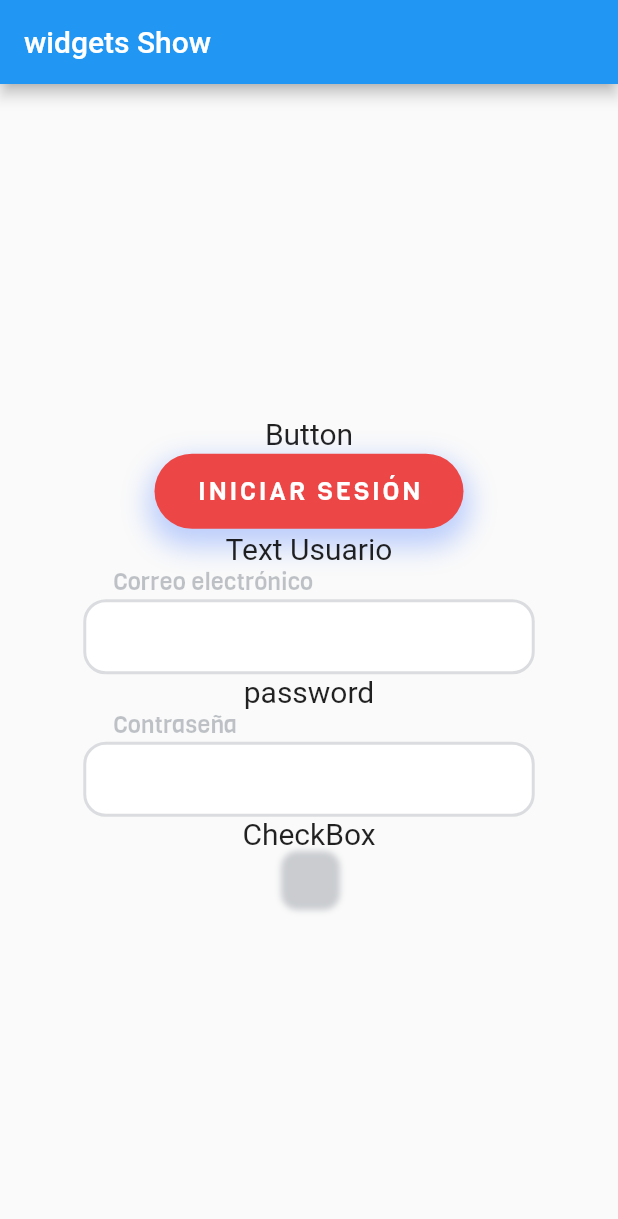
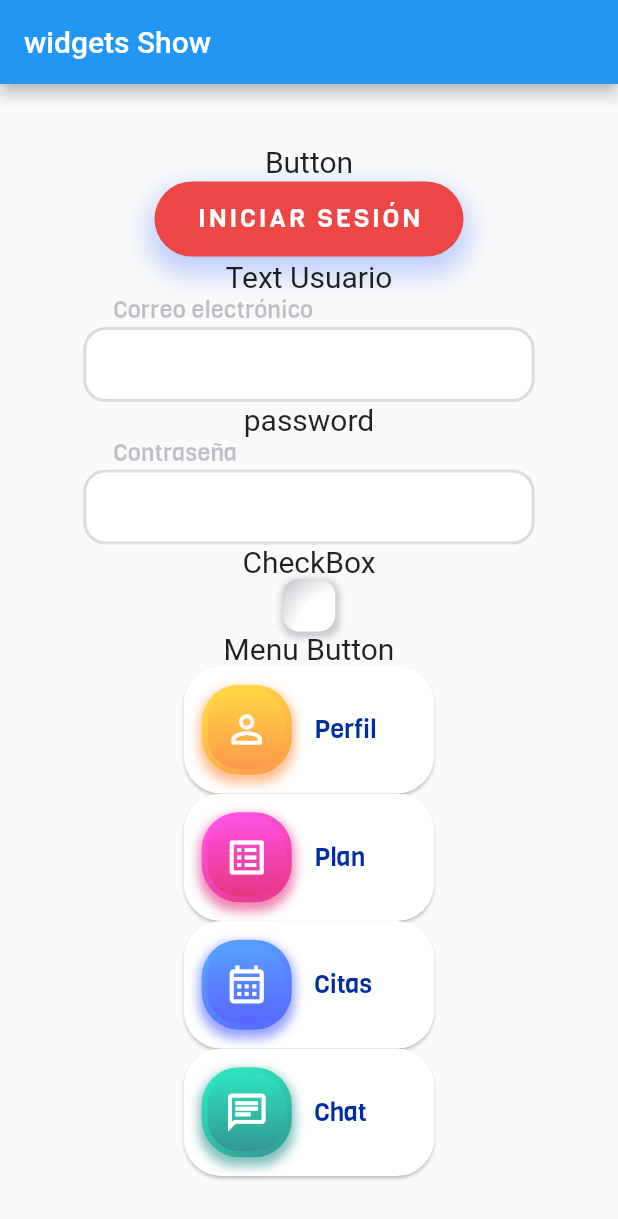
Before and after one commit to danielperez1234/proyecto_Android2p, a Flutter app: the screen it shows after launch, on a phone screen of 412 x 824 dp. Shown: the top 1219 px of the screen. Run offline on Flutter 3.47's test engine with Material 2 defaults, Android fonts, the phone set to English and light mode, and no system bars.

Commit message:
Actualizar Constantes.dart, main.dart y 2 más archivos...

```diff
--- a/lib/Constantes.dart
+++ b/lib/Constantes.dart
@@ -6,6 +6,7 @@ import 'package:url_launcher/url_launcher.dart';
 const kBlackApp = Color(0xff081528);
 const kGray = Color(0xff707070);
 const kWhite = Color(0xffFFFFFF);
+const kBlueText = Color(0xff002DA0);
 const kDarkBlue = Color(0xff0635AD);
 const kDarkBlue2 = Color(0xff467AFF);
 const kBlue4shadow = Color(0xff0047fe);
@@ -18,6 +19,18 @@ const kBlue2 = Color(0xff59C4FF);
 
 const kRojo = Color(0xffEC4646);
 
+///colores de menú
+const kAnaranjado = Color(0xffFF984D);
+const kAnaranjado2 = Color(0xffFED643);
+
+const kRosa = Color(0xffE53683);
+const kRosa2 = Color(0xffFF52DE);
+
+const kAzul = Color(0xff5866FD);
+const kAzul2 = Color(0xff589EFE);
+
+const kVerde = Color(0xff339892);
+const kVerde2 = Color(0xff2EE2BD);
 PMaterialColor(Color color) {
   return MaterialColor(2, {
     50: color.withOpacity(.1),
@@ -64,8 +77,8 @@ Gradient greenGradient({isUpDown = true}) {
 
 Gradient whiteGradient({isUpDown = true}) {
   return RadialGradient(center: Alignment.bottomRight, radius: 5, stops: [
-    .07,
-    .5
+    .15,
+    .65
   ], colors: [
     kWhite,
     kBlackApp,
--- a/lib/main.dart
+++ b/lib/main.dart
@@ -2,10 +2,11 @@ import 'package:flutter/material.dart';
 import 'package:integranic_movil_cliente/galeria/galeria_widgets.dart';
 import 'package:integranic_movil_cliente/widgets/app_button.dart';
 import 'package:integranic_movil_cliente/widgets/app_check_box.dart';
+import 'package:integranic_movil_cliente/widgets/app_menu_button.dart';
 import 'package:integranic_movil_cliente/widgets/app_text_field.dart';
 
 void main() {
-  runApp(const MyApp());
+  runApp(MyApp());
 }
 
 class MyApp extends StatelessWidget {
@@ -36,6 +37,22 @@ class MyApp extends StatelessWidget {
           ),
           "CheckBox": AppCheckBox(
             onPress: (bool) {},
+          ),
+          "Menu Button": Column(
+            children: [
+              AppMenuButton(
+                appMenuButtonStyle: AppMenuButtonStyle.perfil(),
+              ),
+              AppMenuButton(
+                appMenuButtonStyle: AppMenuButtonStyle.plan(),
+              ),
+              AppMenuButton(
+                appMenuButtonStyle: AppMenuButtonStyle.citas(),
+              ),
+              AppMenuButton(
+                appMenuButtonStyle: AppMenuButtonStyle.chat(),
+              )
+            ],
           )
         },
       ),
--- a/lib/widgets/app_check_box.dart
+++ b/lib/widgets/app_check_box.dart
@@ -16,7 +16,7 @@ class _AppCheckBoxState extends State<AppCheckBox>
   late AnimationController ctrl;
   void animate() async {
     ctrl.forward();
-    await Future.delayed(Duration(milliseconds: 300));
+    await Future.delayed(Duration(milliseconds: 100));
     ctrl.animateBack(0);
   }
 
@@ -25,7 +25,7 @@ class _AppCheckBoxState extends State<AppCheckBox>
     // TODO: implement initState
     super.initState();
     ctrl =
-        AnimationController(duration: Duration(milliseconds: 300), vsync: this);
+        AnimationController(duration: Duration(milliseconds: 100), vsync: this);
     animation = ColorTween(begin: kWhite, end: kGreen2).animate(ctrl)
       ..addListener(() {
         setState(() {});
@@ -45,7 +45,7 @@ class _AppCheckBoxState extends State<AppCheckBox>
         width: 35,
         decoration: BoxDecoration(
             color: animation.value == kWhite ? null : animation.value,
-            gradient: animation.value == null
+            gradient: animation.value == kWhite
                 ? widget.isCheck
                     ? greenGradient()
                     : whiteGradient()
--- /dev/null
+++ b/lib/widgets/app_menu_button.dart
@@ -0,0 +1,113 @@
+import 'package:flutter/material.dart';
+import 'package:integranic_movil_cliente/Constantes.dart';
+
+class AppMenuButton extends StatefulWidget {
+  AppMenuButton({
+    Key? key,
+    required this.appMenuButtonStyle,
+  }) : super(key: key);
+  AppMenuButtonStyle appMenuButtonStyle;
+  @override
+  State<AppMenuButton> createState() => _AppMenuButtonState();
+}
+
+class _AppMenuButtonState extends State<AppMenuButton> {
+  @override
+  Widget build(BuildContext context) {
+    return RawMaterialButton(
+      onPressed: () {},
+      focusElevation: 0,
+      hoverColor: widget.appMenuButtonStyle.color1,
+      splashColor: widget.appMenuButtonStyle.color2,
+      focusColor: widget.appMenuButtonStyle.color1,
+      fillColor: kWhite,
+      elevation: 1,
+      shape: RoundedRectangleBorder(borderRadius: BorderRadius.circular(25)),
+      child: Container(
+        width: 167,
+        height: 85,
+        child: Padding(
+          padding: EdgeInsets.all(12),
+          child: Row(
+            mainAxisAlignment: MainAxisAlignment.start,
+            children: [
+              Container(
+                height: 60,
+                width: 60,
+                decoration: BoxDecoration(
+                    boxShadow: [
+                      BoxShadow(
+                          color:
+                              widget.appMenuButtonStyle.color1.withOpacity(.6),
+                          offset: Offset(0, 4),
+                          spreadRadius: 2,
+                          blurRadius: 5)
+                    ],
+                    gradient: LinearGradient(
+                        begin: Alignment.topCenter,
+                        end: Alignment.bottomRight,
+                        colors: [
+                          widget.appMenuButtonStyle.color2,
+                          widget.appMenuButtonStyle.color1
+                        ]),
+                    borderRadius: BorderRadius.circular(25)),
+                child: Padding(
+                    padding: EdgeInsets.all(4),
+                    child: Container(
+                        height: 52,
+                        width: 52,
+                        decoration: BoxDecoration(
+                            gradient: LinearGradient(
+                                begin: Alignment.topCenter,
+                                end: Alignment.bottomCenter,
+                                colors: [
+                                  widget.appMenuButtonStyle.color2,
+                                  widget.appMenuButtonStyle.color1
+                                ]),
+                            borderRadius: BorderRadius.circular(21)),
+                        child: Center(
+                          child: Icon(
+                            widget.appMenuButtonStyle.icon,
+                            color: kWhite,
+                            size: 30,
+                          ),
+                        ))),
+              ),
+              SizedBox(
+                width: 15,
+              ),
+              Text(
+                widget.appMenuButtonStyle.text,
+                style: textstyleregular(color: kBlueText, size: 17),
+              )
+            ],
+          ),
+        ),
+      ),
+    );
+  }
+}
+
+class AppMenuButtonStyle {
+  Color color1;
+  Color color2;
+  String text;
+  IconData icon;
+
+  AppMenuButtonStyle(this.color1, this.color2, this.text, this.icon);
+
+  factory AppMenuButtonStyle.perfil() {
+    return AppMenuButtonStyle(
+        kAnaranjado, kAnaranjado2, "Perfil", Icons.person_outline_rounded);
+  }
+  factory AppMenuButtonStyle.plan() {
+    return AppMenuButtonStyle(kRosa, kRosa2, "Plan", Icons.list_alt);
+  }
+  factory AppMenuButtonStyle.citas() {
+    return AppMenuButtonStyle(
+        kAzul, kAzul2, "Citas", Icons.calendar_month_outlined);
+  }
+  factory AppMenuButtonStyle.chat() {
+    return AppMenuButtonStyle(kVerde, kVerde2, "Chat", Icons.chat_outlined);
+  }
+}
```
